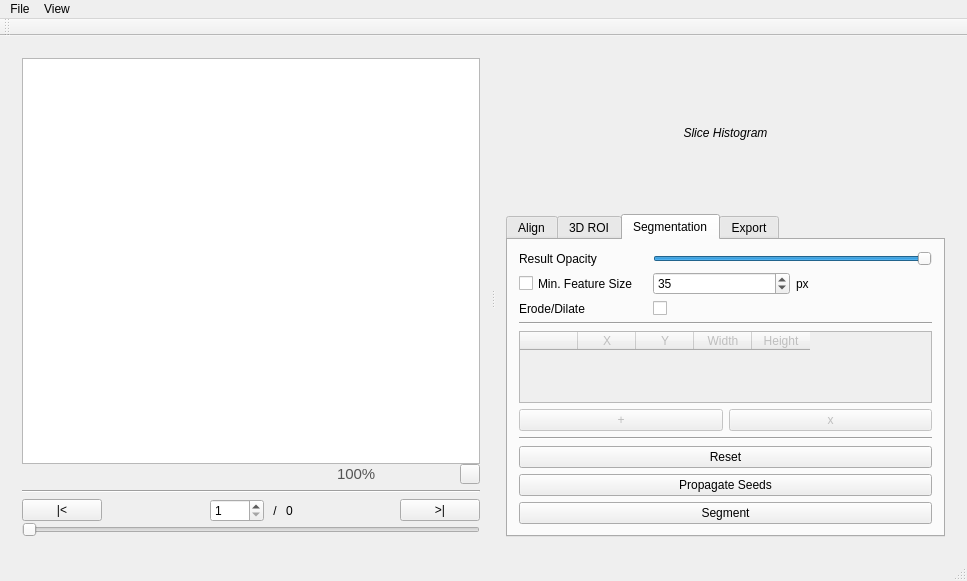
This is mainwindow.ui in prsousa/TomSeg as Qt 5 draws it before an edit. The edited form follows.
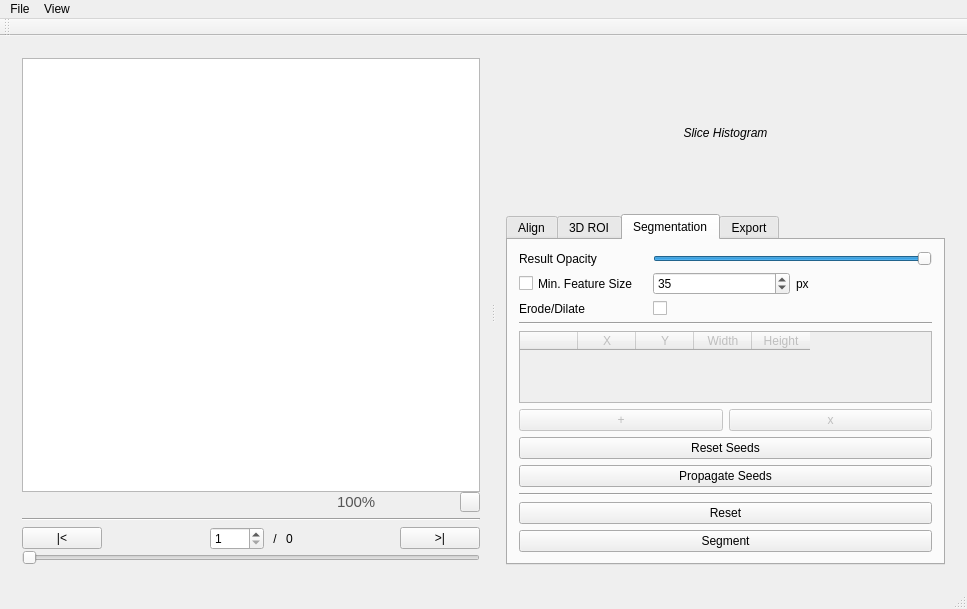
This is the edited form. Icons and pictures are not drawn.

Commit message: Add 'Reset Seeds' button and actions

What changed in the file:
```diff
--- a/mainwindow.ui
+++ b/mainwindow.ui
@@ -7,7 +7,7 @@
     <x>0</x>
     <y>0</y>
     <width>967</width>
-    <height>576</height>
+    <height>606</height>
    </rect>
   </property>
   <property name="sizePolicy">
@@ -1003,16 +1003,9 @@
              </layout>
             </item>
             <item>
-             <widget class="Line" name="horizontalLine">
-              <property name="orientation">
-               <enum>Qt::Horizontal</enum>
-              </property>
-             </widget>
-            </item>
-            <item>
-             <widget class="QPushButton" name="resetSegmentationButton">
+             <widget class="QPushButton" name="resetSeedsButton">
               <property name="text">
-               <string>Reset</string>
+               <string>Reset Seeds</string>
               </property>
              </widget>
             </item>
@@ -1023,6 +1016,20 @@
               </property>
              </widget>
             </item>
+            <item>
+             <widget class="Line" name="horizontalLine">
+              <property name="orientation">
+               <enum>Qt::Horizontal</enum>
+              </property>
+             </widget>
+            </item>
+            <item>
+             <widget class="QPushButton" name="resetSegmentationButton">
+              <property name="text">
+               <string>Reset</string>
+              </property>
+             </widget>
+            </item>
             <item>
              <widget class="QPushButton" name="goButton">
               <property name="text">
```
The commit also changes 6 other files.
